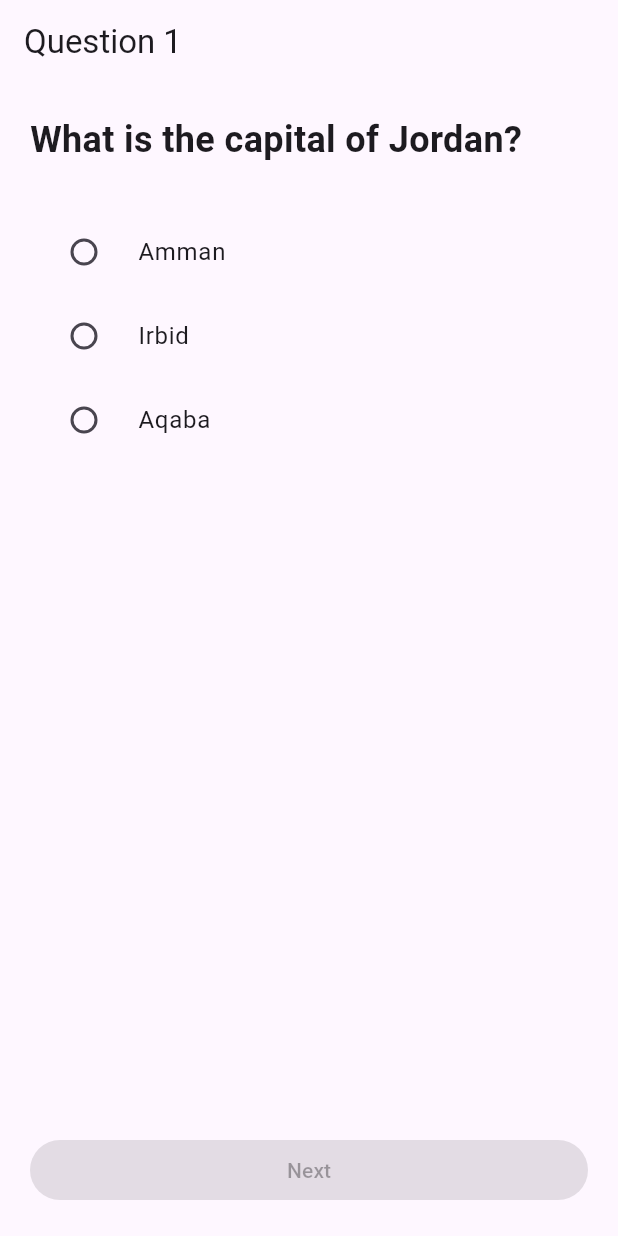
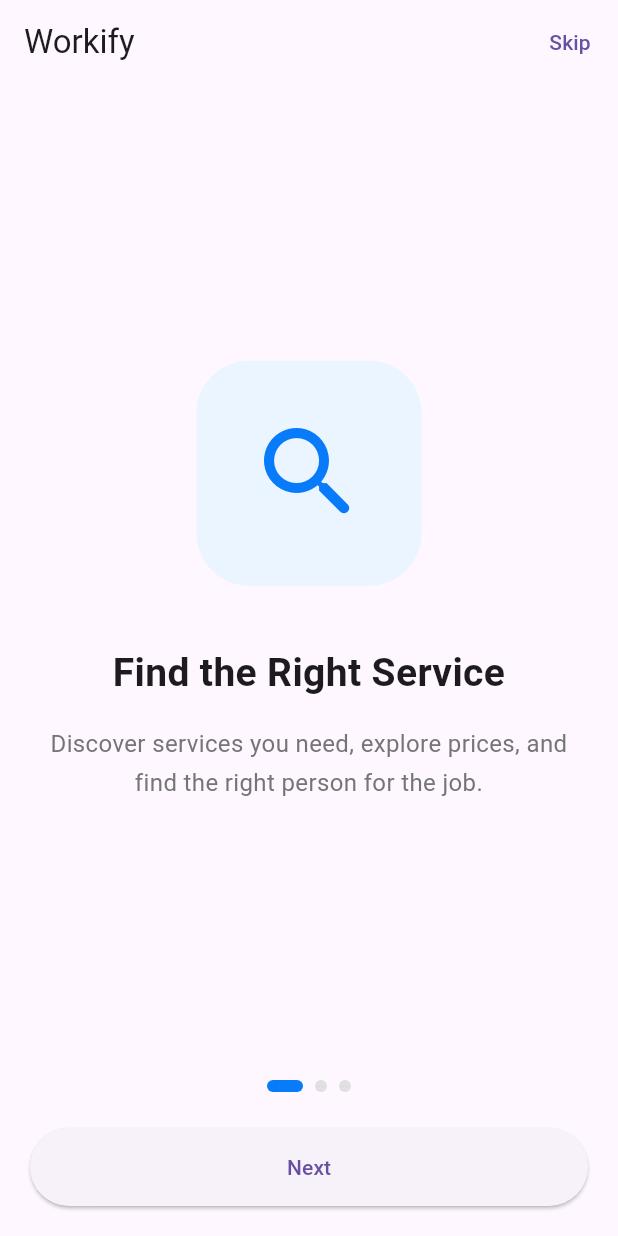
Before and after one commit to awn18h/Workify, a Flutter app: the screen it shows after launch, on a phone screen of 412 x 824 dp. Run offline on Flutter 3.47's test engine with Material 3 defaults, Android fonts, the phone set to English and light mode, and no system bars; our stand-ins replace firebase_auth, firebase_core, google_sign_in; accounts and stored records are empty.

Commit message:
Implement onboarding screens with PageView

```diff
--- /dev/null
+++ b/lib/screens/onboarding_screen.dart
@@ -0,0 +1,191 @@
+import 'package:flutter/material.dart';
+import 'package:workify_prototype/loginscreen/signin_screen.dart';
+
+class QuestionScreenOne extends StatefulWidget {
+  const QuestionScreenOne({super.key});
+
+  @override
+  State<QuestionScreenOne> createState() {
+    return _QuestionScreenOneState();
+  }
+}
+
+class _QuestionScreenOneState extends State<QuestionScreenOne> {
+  final PageController _pageController = PageController();
+
+  int currentPage = 0;
+
+  final List<Map<String, dynamic>> introPages = [
+    {
+      'icon': Icons.search_rounded,
+      'title': 'Find the Right Service',
+      'description': 'Discover services you need, explore prices, '
+          'and find the right person for the job.',
+    },
+    {
+      'icon': Icons.work_outline_rounded,
+      'title': 'Turn Skills into Opportunities',
+      'description': 'Showcase your skills, publish your services, '
+          'and set your own prices on Workify.',
+    },
+    {
+      'icon': Icons.handshake_outlined,
+      'title': 'Connect and Get Started',
+      'description': 'Connect with people, request services, '
+          'and turn your needs and skills into opportunities.',
+    },
+  ];
+
+  void _nextPage() {
+    if (currentPage < introPages.length - 1) {
+      _pageController.nextPage(
+        duration: const Duration(milliseconds: 300),
+        curve: Curves.easeInOut,
+      );
+    } else {
+      _goToLogin();
+    }
+  }
+
+  void _goToLogin() {
+    Navigator.pushReplacement(
+      context,
+      MaterialPageRoute(
+        builder: (context) => const LoginScreen(),
+      ),
+    );
+  }
+
+  @override
+  void dispose() {
+    _pageController.dispose();
+    super.dispose();
+  }
+
+  @override
+  Widget build(BuildContext context) {
+    return Scaffold(
+      appBar: AppBar(
+        title: const Text('Workify'),
+        actions: [
+          TextButton(
+            onPressed: _goToLogin,
+            child: const Text('Skip'),
+          ),
+        ],
+      ),
+      body: SafeArea(
+        child: Column(
+          children: [
+            Expanded(
+              child: PageView.builder(
+                controller: _pageController,
+                itemCount: introPages.length,
+                onPageChanged: (index) {
+                  setState(() {
+                    currentPage = index;
+                  });
+                },
+                itemBuilder: (context, index) {
+                  final page = introPages[index];
+
+                  return _buildIntroPage(
+                    icon: page['icon'] as IconData,
+                    title: page['title'] as String,
+                    description: page['description'] as String,
+                  );
+                },
+              ),
+            ),
+
+            // Page indicators
+            Row(
+              mainAxisAlignment: MainAxisAlignment.center,
+              children: List.generate(
+                introPages.length,
+                (index) => AnimatedContainer(
+                  duration: const Duration(milliseconds: 250),
+                  margin: const EdgeInsets.symmetric(horizontal: 4),
+                  width: currentPage == index ? 24 : 8,
+                  height: 8,
+                  decoration: BoxDecoration(
+                    color: currentPage == index
+                        ? const Color(0xFF087BFA)
+                        : Colors.grey.shade300,
+                    borderRadius: BorderRadius.circular(10),
+                  ),
+                ),
+              ),
+            ),
+
+            const SizedBox(height: 24),
+
+            // Next / Get Started button
+            Padding(
+              padding: const EdgeInsets.fromLTRB(20, 0, 20, 20),
+              child: SizedBox(
+                width: double.infinity,
+                height: 52,
+                child: ElevatedButton(
+                  onPressed: _nextPage,
+                  child: Text(
+                    currentPage == introPages.length - 1
+                        ? 'Get Started'
+                        : 'Next',
+                  ),
+                ),
+              ),
+            ),
+          ],
+        ),
+      ),
+    );
+  }
+
+  Widget _buildIntroPage({
+    required IconData icon,
+    required String title,
+    required String description,
+  }) {
+    return Padding(
+      padding: const EdgeInsets.symmetric(horizontal: 28),
+      child: Column(
+        mainAxisAlignment: MainAxisAlignment.center,
+        children: [
+          Container(
+            width: 150,
+            height: 150,
+            decoration: BoxDecoration(
+              color: const Color(0xFFEAF5FF),
+              borderRadius: BorderRadius.circular(35),
+            ),
+            child: Icon(
+              icon,
+              size: 80,
+              color: const Color(0xFF087BFA),
+            ),
+          ),
+          const SizedBox(height: 40),
+          Text(
+            title,
+            textAlign: TextAlign.center,
+            style: const TextStyle(
+              fontSize: 26,
+              fontWeight: FontWeight.bold,
+            ),
+          ),
+          const SizedBox(height: 16),
+          Text(
+            description,
+            textAlign: TextAlign.center,
+            style: TextStyle(
+              fontSize: 16,
+              height: 1.6,
+              color: Colors.grey.shade600,
+            ),
+          ),
+        ],
+      ),
+    );
+  }
+}
--- a/lib/screens/screen1.dart
+++ /dev/null
@@ -1,88 +0,0 @@
-import 'package:flutter/material.dart';
-
-import 'screen2.dart';
-
-class QuestionScreenOne extends StatefulWidget {
-  const QuestionScreenOne({super.key});
-
-  @override
-  State<QuestionScreenOne> createState() {
-    return _QuestionScreenOneState();
-  }
-}
-
-class _QuestionScreenOneState extends State<QuestionScreenOne> {
-  String? selectedAnswer;
-
-  @override
-  Widget build(BuildContext context) {
-    return Scaffold(
-      appBar: AppBar(
-        title: const Text('Question 1'),
-      ),
-      body: Padding(
-        padding: const EdgeInsets.all(20),
-        child: Column(
-          crossAxisAlignment: CrossAxisAlignment.start,
-          children: [
-            const Text(
-              'What is the capital of Jordan?',
-              style: TextStyle(
-                fontSize: 24,
-                fontWeight: FontWeight.bold,
-              ),
-            ),
-            const SizedBox(height: 30),
-            RadioListTile<String>(
-              title: const Text('Amman'),
-              value: 'Amman',
-              groupValue: selectedAnswer,
-              onChanged: (value) {
-                setState(() {
-                  selectedAnswer = value;
-                });
-              },
-            ),
-            RadioListTile<String>(
-              title: const Text('Irbid'),
-              value: 'Irbid',
-              groupValue: selectedAnswer,
-              onChanged: (value) {
-                setState(() {
-                  selectedAnswer = value;
-                });
-              },
-            ),
-            RadioListTile<String>(
-              title: const Text('Aqaba'),
-              value: 'Aqaba',
-              groupValue: selectedAnswer,
-              onChanged: (value) {
-                setState(() {
-                  selectedAnswer = value;
-                });
-              },
-            ),
-            const Spacer(),
-            SizedBox(
-              width: double.infinity,
-              child: ElevatedButton(
-                onPressed: selectedAnswer == null
-                    ? null
-                    : () {
-                        Navigator.push(
-                          context,
-                          MaterialPageRoute(
-                            builder: (context) => const QuestionScreenTwo(),
-                          ),
-                        );
-                      },
-                child: const Text('Next'),
-              ),
-            ),
-          ],
-        ),
-      ),
-    );
-  }
-}
--- a/lib/screens/splash.dart
+++ b/lib/screens/splash.dart
@@ -1,7 +1,7 @@
 import 'package:flutter/material.dart';
 import 'package:firebase_auth/firebase_auth.dart';
 
-import 'screen1.dart';
+import 'onboarding_screen.dart';
 import 'home_screen.dart';
 
 class SplashScreen extends StatefulWidget {
```
Also changed, not shown: lib/screens/screen2.dart (deleted, +0 -90 lines).
